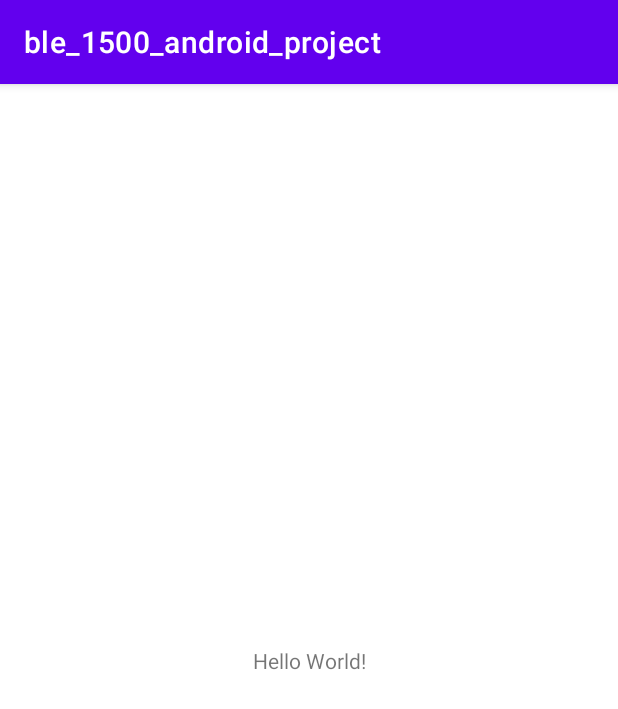
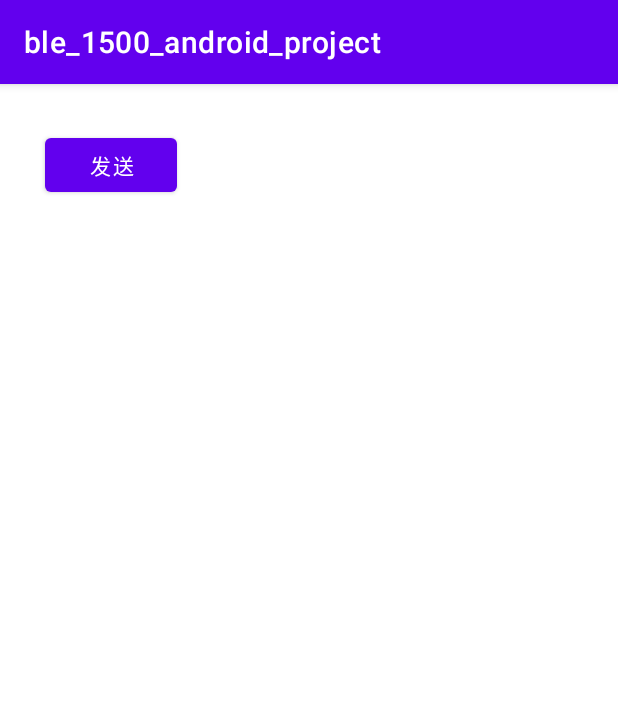
Before and after one commit to vaca22/ble_1500_android_project, an Android app: the screen it shows after launch (MainActivity), on a phone screen of 412 x 824 dp. Shown: the top 709 px of the screen. Run offline under Robolectric (Android 15) with nearby library versions, the phone set to English and light mode, and no system bars; libraries missing offline, so code that uses them is left out: no.nordicsemi.android; 3 statements that could not run were skipped.

```diff
--- a/app/build.gradle
+++ b/app/build.gradle
@@ -21,6 +21,9 @@ android {
             minifyEnabled false
             proguardFiles getDefaultProguardFile('proguard-android-optimize.txt'), 'proguard-rules.pro'
         }
+    }
+    buildFeatures {
+        viewBinding true
     }
     compileOptions {
         sourceCompatibility JavaVersion.VERSION_1_8
--- a/app/src/main/java/com/vaca/ble_1500_android_project/MainActivity.kt
+++ b/app/src/main/java/com/vaca/ble_1500_android_project/MainActivity.kt
@@ -4,13 +4,14 @@ import android.Manifest
 import android.bluetooth.BluetoothAdapter
 import android.bluetooth.BluetoothManager
 import android.content.pm.PackageManager
-import androidx.appcompat.app.AppCompatActivity
 import android.os.Bundle
 import android.os.Handler
 import android.util.Log
 import androidx.activity.result.contract.ActivityResultContracts
+import androidx.appcompat.app.AppCompatActivity
 import androidx.core.app.ActivityCompat
 import androidx.core.content.ContextCompat
+import com.vaca.ble_1500_android_project.databinding.ActivityMainBinding
 import kotlinx.coroutines.delay
 import kotlinx.coroutines.launch
 
@@ -19,18 +20,26 @@ class MainActivity : AppCompatActivity() {
         val bleHandler = Handler()
         lateinit var mBluetoothAdapter: BluetoothAdapter
     }
-        override fun onCreate(savedInstanceState: Bundle?) {
+
+    lateinit var binding:ActivityMainBinding
+
+    override fun onCreate(savedInstanceState: Bundle?) {
         super.onCreate(savedInstanceState)
-        setContentView(R.layout.activity_main)
+        binding= ActivityMainBinding.inflate(layoutInflater)
+        setContentView(binding.root)
+
+
+        binding.send.setOnClickListener {
+            Log.e("fuck","fuckyou")
+        }
 
 
         val requestVoicePermission = registerForActivityResult(
             ActivityResultContracts.RequestMultiplePermissions()
         ) {
             BleSS()
+        }
 
-
-        }
 
 
 
--- a/app/src/main/res/layout/activity_main.xml
+++ b/app/src/main/res/layout/activity_main.xml
@@ -6,13 +6,13 @@
     android:layout_height="match_parent"
     tools:context=".MainActivity">
 
-    <TextView
+    <Button
+        android:layout_margin="30dp"
+        app:layout_constraintStart_toStartOf="parent"
+        app:layout_constraintTop_toTopOf="parent"
+        android:text="发送"
+        android:id="@+id/send"
         android:layout_width="wrap_content"
-        android:layout_height="wrap_content"
-        android:text="Hello World!"
-        app:layout_constraintBottom_toBottomOf="parent"
-        app:layout_constraintLeft_toLeftOf="parent"
-        app:layout_constraintRight_toRightOf="parent"
-        app:layout_constraintTop_toTopOf="parent" />
+        android:layout_height="wrap_content"/>
 
 </androidx.constraintlayout.widget.ConstraintLayout>
```
